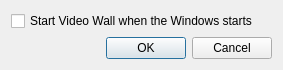
First picture: the form in client/src/ui/dialogs/videowall_settings_dialog.ui, repository networkoptix/nx_open, before the edit.
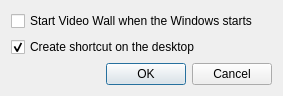
Second picture: the form after the edit.

Patch:
```diff
--- a/client/src/ui/dialogs/videowall_settings_dialog.ui
+++ b/client/src/ui/dialogs/videowall_settings_dialog.ui
@@ -7,7 +7,7 @@
     <x>0</x>
     <y>0</y>
     <width>283</width>
-    <height>70</height>
+    <height>93</height>
    </rect>
   </property>
   <property name="windowTitle">
@@ -21,6 +21,16 @@
      </property>
     </widget>
    </item>
+   <item>
+    <widget class="QCheckBox" name="shortcutCheckbox">
+     <property name="text">
+      <string>Create shortcut on the desktop</string>
+     </property>
+     <property name="checked">
+      <bool>true</bool>
+     </property>
+    </widget>
+   </item>
    <item>
     <spacer name="verticalSpacer">
      <property name="orientation">
```
